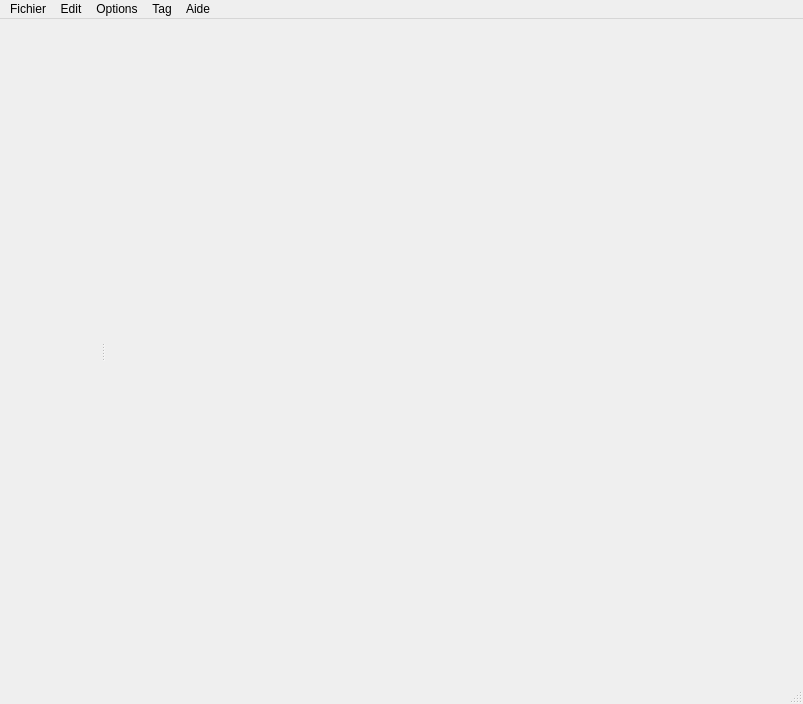
Old version of the form src/main/ui_main_window.ui in the repository leroy-anthony/weshtunotes.
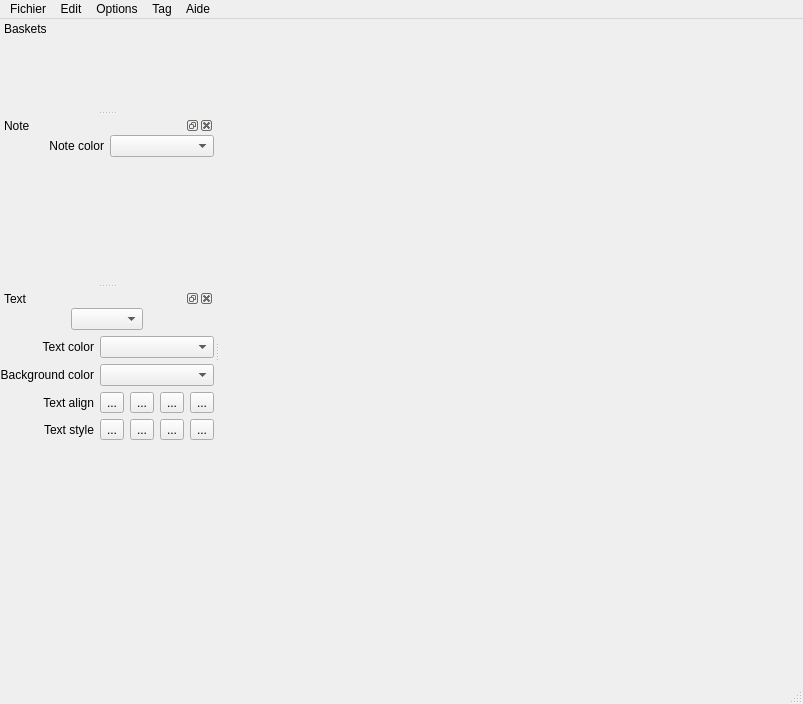
New version of the form. Custom widgets are drawn as their Qt base class.

Commit message: - Fix appareance page dialog for color combo : color value aren't save correctly, KDE bug ?  Use string instead of.

Diff of the .ui file:
```diff
--- a/src/main/ui_main_window.ui
+++ b/src/main/ui_main_window.ui
@@ -86,7 +86,7 @@
    <property name="minimumSize">
     <size>
      <width>100</width>
-     <height>39</height>
+     <height>44</height>
     </size>
    </property>
    <property name="autoFillBackground">
@@ -99,7 +99,7 @@
     <set>QDockWidget::DockWidgetMovable</set>
    </property>
    <property name="windowTitle">
-    <string notr="true"/>
+    <string>Baskets</string>
    </property>
    <attribute name="dockWidgetArea">
     <number>1</number>
@@ -110,8 +110,213 @@
     </property>
    </widget>
   </widget>
+  <widget class="QDockWidget" name="dockNote">
+   <property name="windowTitle">
+    <string>Note</string>
+   </property>
+   <attribute name="dockWidgetArea">
+    <number>1</number>
+   </attribute>
+   <widget class="QWidget" name="dockWidgetContents_2">
+    <layout class="QGridLayout" name="gridLayout_2">
+     <property name="margin">
+      <number>0</number>
+     </property>
+     <item row="0" column="1">
+      <widget class="QLabel" name="label_5">
+       <property name="text">
+        <string>Note color</string>
+       </property>
+       <property name="alignment">
+        <set>Qt::AlignRight|Qt::AlignTrailing|Qt::AlignVCenter</set>
+       </property>
+      </widget>
+     </item>
+     <item row="0" column="2">
+      <widget class="KColorCombo" name="notecolorComboBox"/>
+     </item>
+     <item row="1" column="1" colspan="2">
+      <spacer name="verticalSpacer_2">
+       <property name="orientation">
+        <enum>Qt::Vertical</enum>
+       </property>
+       <property name="sizeHint" stdset="0">
+        <size>
+         <width>20</width>
+         <height>40</height>
+        </size>
+       </property>
+      </spacer>
+     </item>
+    </layout>
+   </widget>
+  </widget>
+  <widget class="QDockWidget" name="dockText">
+   <property name="windowTitle">
+    <string>Text</string>
+   </property>
+   <attribute name="dockWidgetArea">
+    <number>1</number>
+   </attribute>
+   <widget class="QWidget" name="dockFontContents">
+    <layout class="QGridLayout" name="gridLayout">
+     <property name="margin">
+      <number>0</number>
+     </property>
+     <item row="6" column="1">
+      <spacer name="verticalSpacer">
+       <property name="orientation">
+        <enum>Qt::Vertical</enum>
+       </property>
+       <property name="sizeHint" stdset="0">
+        <size>
+         <width>20</width>
+         <height>40</height>
+        </size>
+       </property>
+      </spacer>
+     </item>
+     <item row="0" column="0" colspan="5">
+      <widget class="QWidget" name="widget" native="true">
+       <layout class="QHBoxLayout" name="horizontalLayout">
+        <property name="margin">
+         <number>0</number>
+        </property>
+        <item>
+         <widget class="KFontComboBox" name="fontComboBox">
+          <property name="sizePolicy">
+           <sizepolicy hsizetype="Fixed" vsizetype="Fixed">
+            <horstretch>0</horstretch>
+            <verstretch>0</verstretch>
+           </sizepolicy>
+          </property>
+         </widget>
+        </item>
+       </layout>
+      </widget>
+     </item>
+     <item row="1" column="0">
+      <widget class="QLabel" name="label">
+       <property name="text">
+        <string>Text color</string>
+       </property>
+       <property name="alignment">
+        <set>Qt::AlignRight|Qt::AlignTrailing|Qt::AlignVCenter</set>
+       </property>
+      </widget>
+     </item>
+     <item row="2" column="0">
+      <widget class="QLabel" name="label_2">
+       <property name="text">
+        <string>Background color</string>
+       </property>
+       <property name="alignment">
+        <set>Qt::AlignRight|Qt::AlignTrailing|Qt::AlignVCenter</set>
+       </property>
+      </widget>
+     </item>
+     <item row="3" column="4">
+      <widget class="QToolButton" name="blockAlignToolButton">
+       <property name="text">
+        <string>...</string>
+       </property>
+      </widget>
+     </item>
+     <item row="3" column="3">
+      <widget class="QToolButton" name="rightAlignToolButton">
+       <property name="text">
+        <string>...</string>
+       </property>
+      </widget>
+     </item>
+     <item row="3" column="2">
+      <widget class="QToolButton" name="centerAlignToolButton">
+       <property name="text">
+        <string>...</string>
+       </property>
+      </widget>
+     </item>
+     <item row="3" column="1">
+      <widget class="QToolButton" name="leftAlignToolButton">
+       <property name="text">
+        <string>...</string>
+       </property>
+      </widget>
+     </item>
+     <item row="3" column="0">
+      <widget class="QLabel" name="label_3">
+       <property name="text">
+        <string>Text align</string>
+       </property>
+       <property name="alignment">
+        <set>Qt::AlignRight|Qt::AlignTrailing|Qt::AlignVCenter</set>
+       </property>
+      </widget>
+     </item>
+     <item row="5" column="4">
+      <widget class="QToolButton" name="strikeoutToolButton">
+       <property name="text">
+        <string>...</string>
+       </property>
+      </widget>
+     </item>
+     <item row="5" column="3">
+      <widget class="QToolButton" name="underlineToolButton">
+       <property name="text">
+        <string>...</string>
+       </property>
+      </widget>
+     </item>
+     <item row="5" column="2">
+      <widget class="QToolButton" name="italicToolButton">
+       <property name="text">
+        <string>...</string>
+       </property>
+      </widget>
+     </item>
+     <item row="5" column="1">
+      <widget class="QToolButton" name="boldToolButton">
+       <property name="text">
+        <string>...</string>
+       </property>
+      </widget>
+     </item>
+     <item row="5" column="0">
+      <widget class="QLabel" name="label_4">
+       <property name="text">
+        <string>Text style</string>
+       </property>
+       <property name="alignment">
+        <set>Qt::AlignRight|Qt::AlignTrailing|Qt::AlignVCenter</set>
+       </property>
+      </widget>
+     </item>
+     <item row="2" column="1" colspan="4">
+      <widget class="KColorCombo" name="backgroundfontcolorComboBox"/>
+     </item>
+     <item row="1" column="1" colspan="4">
+      <widget class="KColorCombo" name="fontcolorComboBox"/>
+     </item>
+    </layout>
+   </widget>
+  </widget>
  </widget>
  <customwidgets>
+  <customwidget>
+   <class>KColorCombo</class>
+   <extends>QComboBox</extends>
+   <header>kcolorcombo.h</header>
+  </customwidget>
+  <customwidget>
+   <class>KFontComboBox</class>
+   <extends>KComboBox</extends>
+   <header>kfontcombobox.h</header>
+  </customwidget>
+  <customwidget>
+   <class>KComboBox</class>
+   <extends>QComboBox</extends>
+   <header>kcombobox.h</header>
+  </customwidget>
   <customwidget>
    <class>KMenuBar</class>
    <extends>QMenuBar</extends>
```
Left out of the diff: 4 changed lines with no effect on the pictures. The commit also changes 8 other files.
